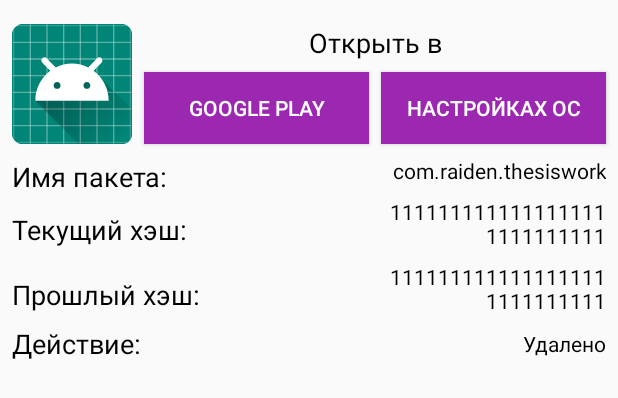
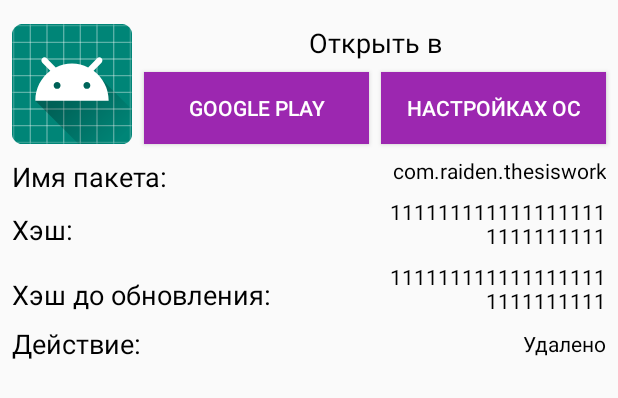
Before and after one commit to Raiden18/Integrity-control, an Android app: the layout fragment_single_application.xml on its own in the app's theme, with its tools: preview values and no code run, on a phone screen of 412 x 824 dp. Shown: the top 398 px of the screen. Run offline under Robolectric (Android 15) with nearby library versions, the phone set to English and light mode, and no system bars.

Commit message:
fixed uniq value to check app

```diff
--- a/presentation/src/main/java/com/raiden/karpukhinomgupsdiplom/screens/content/applications/ApplicationsViewModel.kt
+++ b/presentation/src/main/java/com/raiden/karpukhinomgupsdiplom/screens/content/applications/ApplicationsViewModel.kt
@@ -27,7 +27,7 @@ class ApplicationsViewModel(
             savedApp as UiApplication
             deviceContent.forEach { deviceApps ->
                 deviceApps as UiApplication
-                if (savedApp.name == deviceApps.name) {
+                if (savedApp.packageName == deviceApps.packageName) {
                     if (savedApp.versionNameMd5 != deviceApps.versionNameMd5) {
                         deviceApps.isUpdated = true
                         deviceApps.oldVersionNameMd5 = savedApp.versionNameMd5
--- a/presentation/src/main/res/values/single_app_screen.xml
+++ b/presentation/src/main/res/values/single_app_screen.xml
@@ -2,8 +2,8 @@
 <resources>
     <string name="single_app_name">Имя приложения:</string>
     <string name="single_app_package_name">Имя пакета:</string>
-    <string name="single_app_current_hash">Текущий хэш:</string>
-    <string name="single_app_old_hash">Прошлый хэш:</string>
+    <string name="single_app_current_hash">Хэш:</string>
+    <string name="single_app_old_hash">Хэш до обновления:</string>
     <string name="single_app_action">Действие:</string>
 
     <string name="single_app_name_delete">Удалено</string>
```
